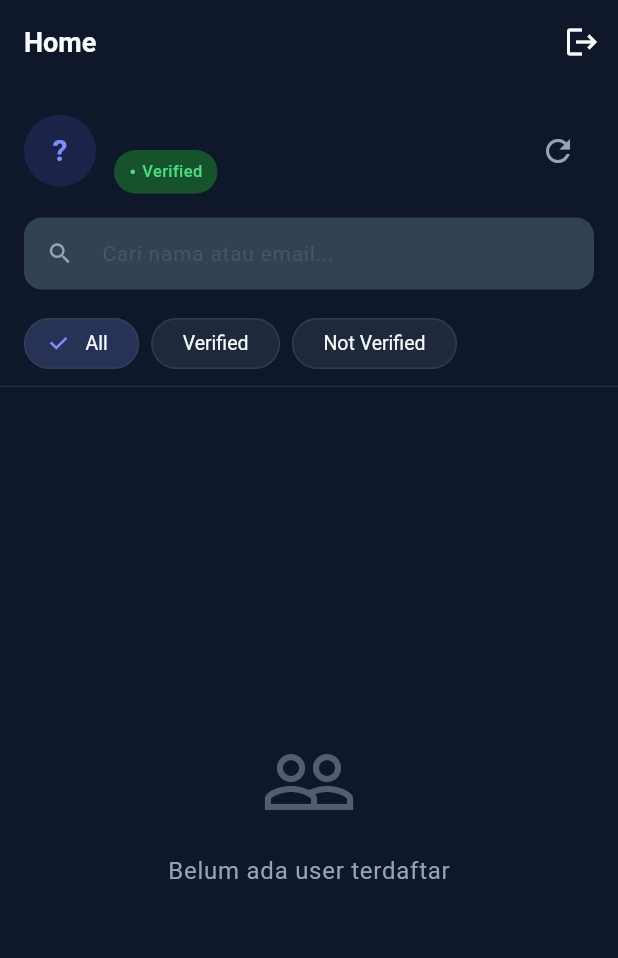
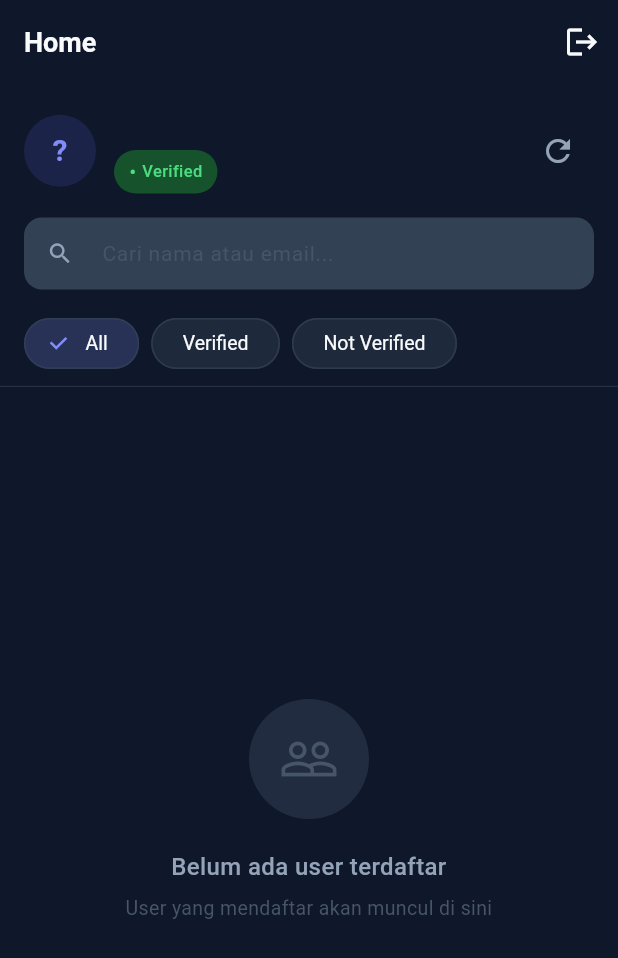
Before and after one commit to Khafidhfuadi/khafidh_mdtest, a Flutter app: the screen it shows once a user with an empty profile is signed in, on a phone screen of 412 x 824 dp. Shown: the top 958 px of the screen. Run offline on Flutter 3.47's test engine with Material 3 defaults, Android fonts, the phone set to English and light mode, and no system bars; our stand-ins replace cloud_firestore, firebase_auth, firebase_core; accounts and stored records are empty.

Commit message:
feat: implement reusable ErrorHandler utility and EmptyStateWidget for improved error handling and UI consistency

```diff
--- /dev/null
+++ b/lib/core/widgets/empty_state_widget.dart
@@ -0,0 +1,70 @@
+// EmptyStateWidget - widget reusable untuk kondisi list kosong atau tidak ada hasil
+import 'package:flutter/material.dart';
+import 'package:khafidh_mdtest/core/constants/app_colors.dart';
+
+class EmptyStateWidget extends StatelessWidget {
+  final IconData icon;
+  final String title;
+  final String? subtitle;
+  final Widget? action;
+
+  const EmptyStateWidget({
+    super.key,
+    required this.icon,
+    required this.title,
+    this.subtitle,
+    this.action,
+  });
+
+  @override
+  Widget build(BuildContext context) {
+    return Center(
+      child: Padding(
+        padding: const EdgeInsets.symmetric(horizontal: 32),
+        child: Column(
+          mainAxisAlignment: MainAxisAlignment.center,
+          children: [
+            Container(
+              width: 80,
+              height: 80,
+              decoration: BoxDecoration(
+                color: AppColors.surfaceVariant.withOpacity(0.5),
+                shape: BoxShape.circle,
+              ),
+              child: Icon(
+                icon,
+                size: 40,
+                color: AppColors.textHint,
+              ),
+            ),
+            const SizedBox(height: 20),
+            Text(
+              title,
+              textAlign: TextAlign.center,
+              style: const TextStyle(
+                fontSize: 16,
+                fontWeight: FontWeight.w500,
+                color: AppColors.textSecondary,
+              ),
+            ),
+            if (subtitle != null) ...[
+              const SizedBox(height: 6),
+              Text(
+                subtitle!,
+                textAlign: TextAlign.center,
+                style: const TextStyle(
+                  fontSize: 13,
+                  color: AppColors.textHint,
+                ),
+              ),
+            ],
+            if (action != null) ...[
+              const SizedBox(height: 20),
+              action!,
+            ],
+          ],
+        ),
+      ),
+    );
+  }
+}
--- a/lib/features/home/home_screen.dart
+++ b/lib/features/home/home_screen.dart
@@ -2,6 +2,7 @@ import 'package:flutter/material.dart';
 import 'package:provider/provider.dart';
 import 'package:khafidh_mdtest/core/constants/app_colors.dart';
 import 'package:khafidh_mdtest/core/constants/enums.dart';
+import 'package:khafidh_mdtest/core/widgets/empty_state_widget.dart';
 import 'package:khafidh_mdtest/core/widgets/verification_badge.dart';
 import 'package:khafidh_mdtest/providers/auth_provider.dart';
 import 'package:khafidh_mdtest/providers/user_provider.dart';
@@ -274,27 +275,20 @@ class _HomeScreenState extends State<HomeScreen> {
         final users = userProvider.filteredUsers;
 
         if (users.isEmpty) {
-          return Center(
-            child: Column(
-              mainAxisAlignment: MainAxisAlignment.center,
-              children: [
-                Icon(
-                  Icons.people_outline,
-                  size: 64,
-                  color: theme.colorScheme.onSurfaceVariant.withOpacity(0.5),
-                ),
-                const SizedBox(height: 16),
-                Text(
-                  userProvider.searchQuery.isNotEmpty ||
-                          userProvider.filterStatus != FilterStatus.all
-                      ? 'Tidak ada user yang cocok'
-                      : 'Belum ada user terdaftar',
-                  style: theme.textTheme.bodyLarge?.copyWith(
-                    color: theme.colorScheme.onSurfaceVariant,
-                  ),
-                ),
-              ],
-            ),
+          final hasActiveFilter =
+              userProvider.searchQuery.isNotEmpty ||
+              userProvider.filterStatus != FilterStatus.all;
+
+          return EmptyStateWidget(
+            icon: hasActiveFilter
+                ? Icons.search_off_rounded
+                : Icons.people_outline,
+            title: hasActiveFilter
+                ? 'Tidak ada user yang cocok'
+                : 'Belum ada user terdaftar',
+            subtitle: hasActiveFilter
+                ? 'Coba ubah kata kunci atau filter'
+                : 'User yang mendaftar akan muncul di sini',
           );
         }
 
```
Also changed, not shown: lib/core/utils/error_handler.dart (added, +82 -0 lines), lib/data/repositories/auth_repository.dart (+18 -55 lines).
